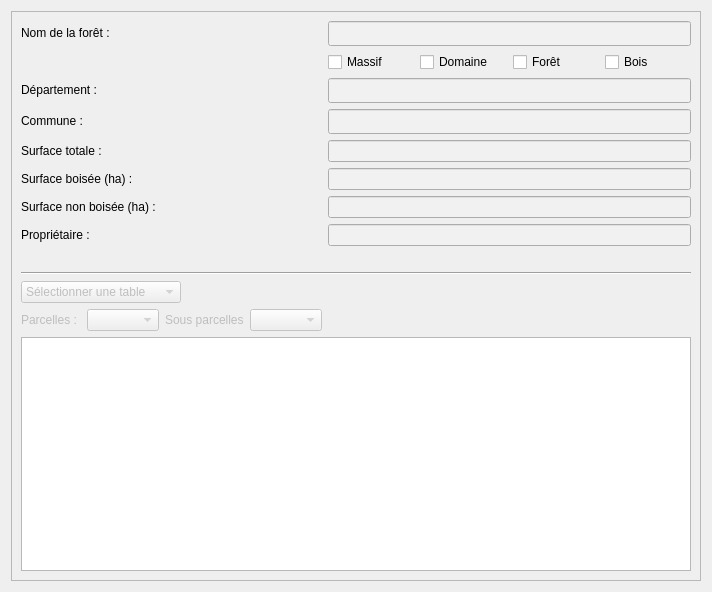
SequoiApp/Qsequoia2, file qsequoia2/scripts/forest_data/forest_data.ui: the form before one commit.
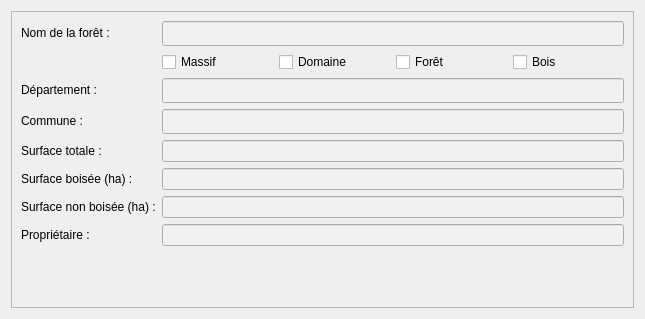
The form after the commit.

Commit message: add the table_check module.

```diff
--- a/qsequoia2/scripts/forest_data/forest_data.ui
+++ b/qsequoia2/scripts/forest_data/forest_data.ui
@@ -6,8 +6,8 @@
    <rect>
     <x>0</x>
     <y>0</y>
-    <width>712</width>
-    <height>592</height>
+    <width>645</width>
+    <height>319</height>
    </rect>
   </property>
   <property name="windowTitle">
@@ -24,8 +24,8 @@
        <rect>
         <x>0</x>
         <y>0</y>
-        <width>688</width>
-        <height>568</height>
+        <width>621</width>
+        <height>295</height>
        </rect>
       </property>
       <layout class="QFormLayout" name="formLayout">
@@ -249,84 +249,6 @@
          </property>
         </widget>
        </item>
-       <item row="9" column="0" colspan="2">
-        <layout class="QHBoxLayout" name="horizontalLayout_4">
-         <item>
-          <widget class="Line" name="line_2">
-           <property name="orientation">
-            <enum>Qt::Horizontal</enum>
-           </property>
-          </widget>
-         </item>
-        </layout>
-       </item>
-       <item row="12" column="0">
-        <layout class="QHBoxLayout" name="horizontalLayout_3">
-         <item>
-          <widget class="QLabel" name="lbl_pf">
-           <property name="enabled">
-            <bool>false</bool>
-           </property>
-           <property name="text">
-            <string>Parcelles : </string>
-           </property>
-          </widget>
-         </item>
-         <item>
-          <widget class="QComboBox" name="cb_parcelle">
-           <property name="enabled">
-            <bool>false</bool>
-           </property>
-          </widget>
-         </item>
-         <item>
-          <widget class="QLabel" name="lbl_sspf">
-           <property name="enabled">
-            <bool>false</bool>
-           </property>
-           <property name="text">
-            <string>Sous parcelles</string>
-           </property>
-          </widget>
-         </item>
-         <item>
-          <widget class="QComboBox" name="cb_sspf">
-           <property name="enabled">
-            <bool>false</bool>
-           </property>
-          </widget>
-         </item>
-        </layout>
-       </item>
-       <item row="13" column="0" colspan="2">
-        <widget class="QTableWidget" name="forestTable"/>
-       </item>
-       <item row="11" column="0">
-        <layout class="QHBoxLayout" name="horizontalLayout">
-         <item>
-          <widget class="QComboBox" name="cb_dataType">
-           <property name="enabled">
-            <bool>false</bool>
-           </property>
-           <item>
-            <property name="text">
-             <string>Sélectionner une table</string>
-            </property>
-           </item>
-           <item>
-            <property name="text">
-             <string>Vérificateur de données</string>
-            </property>
-           </item>
-           <item>
-            <property name="text">
-             <string>Synthèse</string>
-            </property>
-           </item>
-          </widget>
-         </item>
-        </layout>
-       </item>
       </layout>
      </widget>
     </widget>
```
The commit also changes 7 other files.
